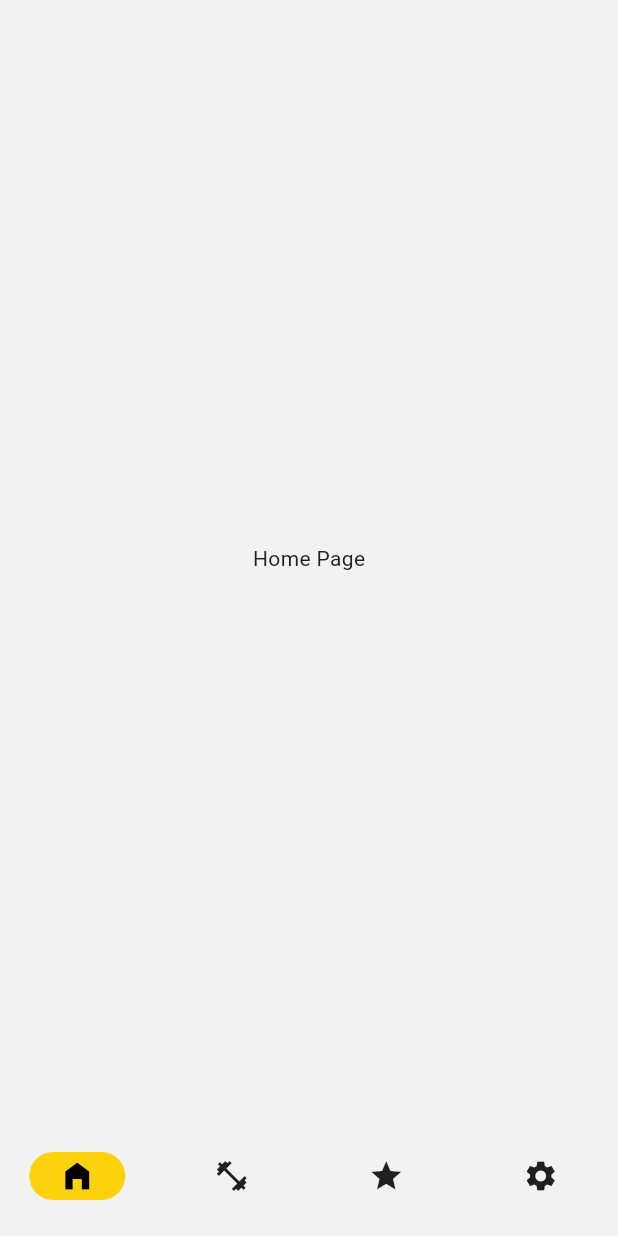
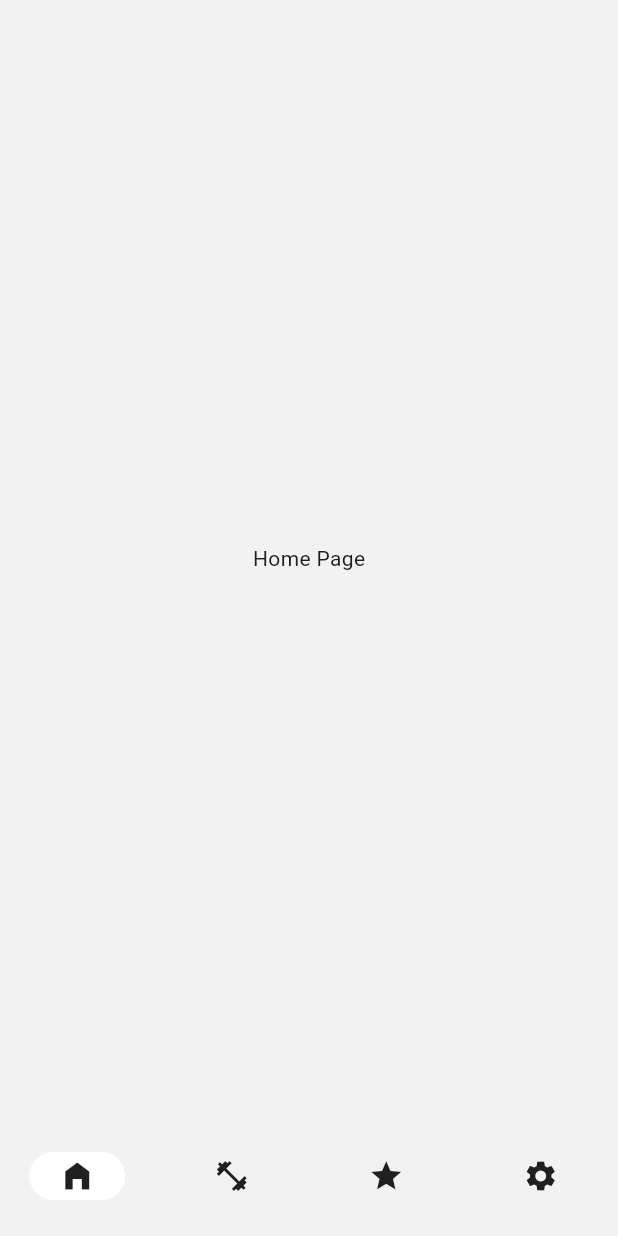
Before and after one commit to almajd3713/smart_lifters, a Flutter app: the screen it shows after launch, on a phone screen of 412 x 824 dp. Run offline on Flutter 3.47's test engine with Material 3 defaults, Android fonts, the phone set to English and light mode, and no system bars; our stand-ins replace google_fonts.

Commit message:
add more colors

```diff
--- a/lib/src/app/theme/colors.dart
+++ b/lib/src/app/theme/colors.dart
@@ -9,6 +9,10 @@ class AppColors {
     onPrimary: Color(0xFF333533),
     secondary: Color(0xFFFCD20C),
     onSecondary: Colors.black,
+    primaryContainer: Color(0xFF202020),
+    onPrimaryContainer: Color(0xFFF2F2F2),
+    secondaryContainer: Colors.white,
+    onSecondaryContainer: Color(0xFF212020),
     surface: Color(0xFFF2F2F2),
     onSurface: Color(0xFF202020),
     error: Color(0xFFFCD20C),
```
